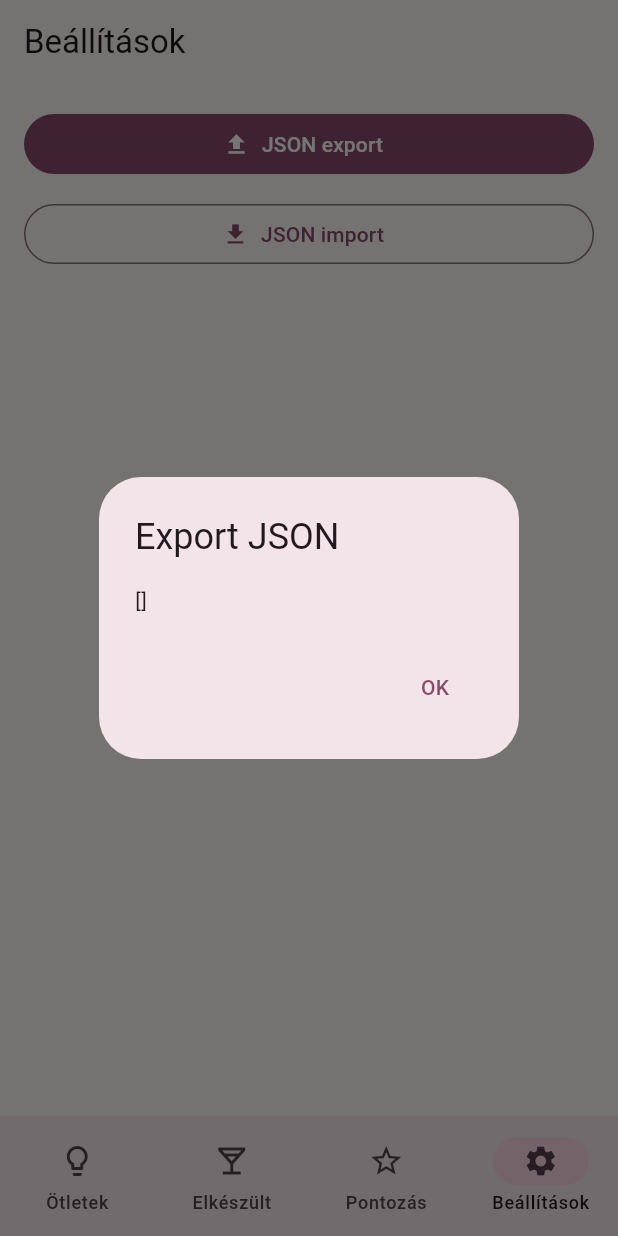
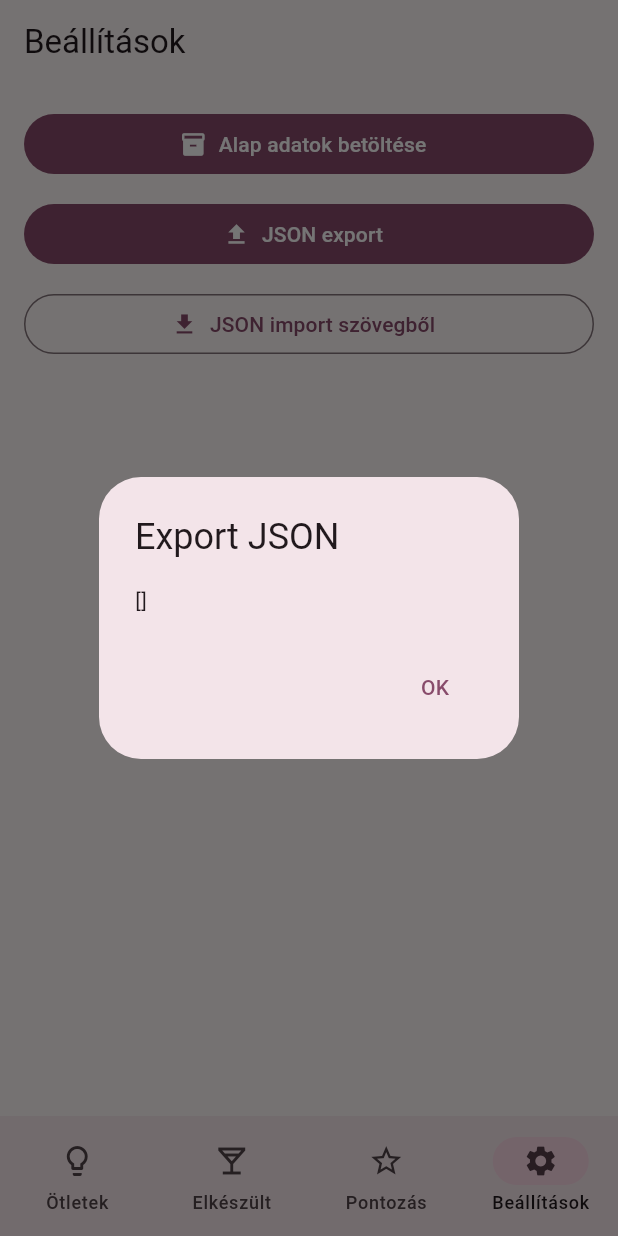
Before and after one commit to opsforme-source/brewer_diary, a Flutter app: the screen it shows after launch, item 4 of the bottom bar chosen, after a tap on "JSON export", on a phone screen of 412 x 824 dp. Run offline on Flutter 3.47's test engine with Material 3 defaults, Android fonts, the phone set to English and light mode, and no system bars; our stand-ins replace shared_preferences.

Commit message:
Add bundled seed import button

```diff
--- a/lib/main.dart
+++ b/lib/main.dart
@@ -1,6 +1,7 @@
 import 'dart:convert';
 
 import 'package:flutter/material.dart';
+import 'package:flutter/services.dart' show rootBundle;
 import 'package:intl/intl.dart';
 import 'package:shared_preferences/shared_preferences.dart';
 import 'package:uuid/uuid.dart';
@@ -434,10 +435,43 @@ class SettingsScreen extends StatelessWidget {
   final BatchController controller;
   const SettingsScreen({super.key, required this.controller});
   @override
-  Widget build(BuildContext context) => Scaffold(appBar: AppBar(title: const Text('Beállítások')), body: ListView(padding: const EdgeInsets.all(16), children: [FilledButton.icon(onPressed: () => _showExport(context), icon: const Icon(Icons.upload), label: const Text('JSON export')), const SizedBox(height: 12), OutlinedButton.icon(onPressed: () => _showImport(context), icon: const Icon(Icons.download), label: const Text('JSON import'))]));
+  Widget build(BuildContext context) => Scaffold(
+        appBar: AppBar(title: const Text('Beállítások')),
+        body: ListView(
+          padding: const EdgeInsets.all(16),
+          children: [
+            FilledButton.icon(onPressed: () => _loadSeed(context), icon: const Icon(Icons.inventory), label: const Text('Alap adatok betöltése')),
+            const SizedBox(height: 12),
+            FilledButton.icon(onPressed: () => _showExport(context), icon: const Icon(Icons.upload), label: const Text('JSON export')),
+            const SizedBox(height: 12),
+            OutlinedButton.icon(onPressed: () => _showImport(context), icon: const Icon(Icons.download), label: const Text('JSON import szövegből')),
+          ],
+        ),
+      );
+
+  Future<void> _loadSeed(BuildContext context) async {
+    final confirmed = await showDialog<bool>(
+      context: context,
+      builder: (_) => AlertDialog(
+        title: const Text('Alap adatok betöltése'),
+        content: const Text('Ez lecseréli a jelenlegi helyi adatokat a beépített táblázat-importtal. Mehet?'),
+        actions: [
+          TextButton(onPressed: () => Navigator.pop(context, false), child: const Text('Mégse')),
+          FilledButton(onPressed: () => Navigator.pop(context, true), child: const Text('Betöltés')),
+        ],
+      ),
+    );
+    if (confirmed != true) return;
+    final jsonText = await rootBundle.loadString('seed/brewer_diary_seed.json');
+    await controller.importJson(jsonText);
+    if (context.mounted) {
+      ScaffoldMessenger.of(context).showSnackBar(const SnackBar(content: Text('Alap adatok betöltve.')));
+    }
+  }
+
   void _showExport(BuildContext context) => showDialog(context: context, builder: (_) => AlertDialog(title: const Text('Export JSON'), content: SingleChildScrollView(child: SelectableText(controller.exportJson())), actions: [TextButton(onPressed: () => Navigator.pop(context), child: const Text('OK'))]));
   void _showImport(BuildContext context) {
     final text = TextEditingController();
-    showDialog(context: context, builder: (_) => AlertDialog(title: const Text('Import JSON'), content: TextField(controller: text, maxLines: 10, decoration: const InputDecoration(border: OutlineInputBorder(), hintText: 'Illeszd be az exportált JSON-t')), actions: [TextButton(onPressed: () => Navigator.pop(context), child: const Text('Mégse')), FilledButton(onPressed: () async { await controller.importJson(text.text); if (context.mounted) Navigator.pop(context); }, child: const Text('Import'))]));
+    showDialog(context: context, builder: (_) => AlertDialog(title: const Text('Import JSON szövegből'), content: TextField(controller: text, maxLines: 10, decoration: const InputDecoration(border: OutlineInputBorder(), hintText: 'Illeszd be az exportált JSON-t')), actions: [TextButton(onPressed: () => Navigator.pop(context), child: const Text('Mégse')), FilledButton(onPressed: () async { await controller.importJson(text.text); if (context.mounted) Navigator.pop(context); }, child: const Text('Import'))]));
   }
 }
```
